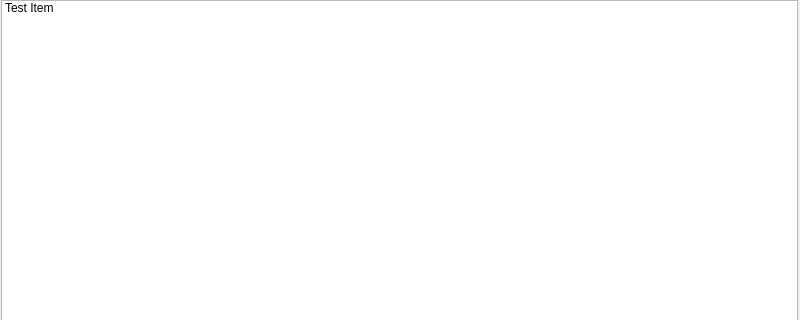
Qt form mainwindow.ui (Vbrawl/ChatGPTChatRoom) before a commit; both pictures show x 0 to 800 and y 0 to 320 of the 800 by 600 pixel window.
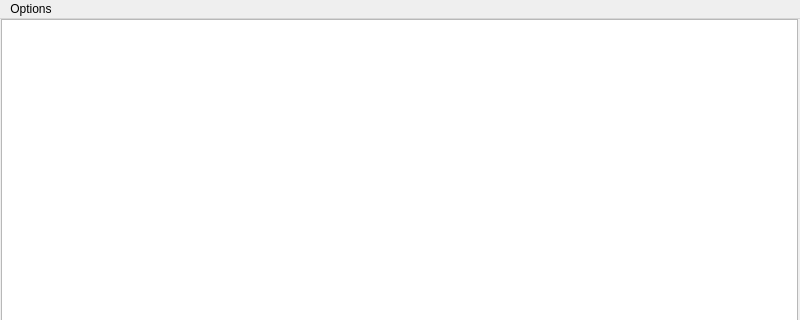
The same form after that commit.

Commit message: Added some basic wrapping and menu buttons.

What changed in the file:
```diff
--- a/mainwindow.ui
+++ b/mainwindow.ui
@@ -47,11 +47,15 @@
       <property name="styleSheet">
        <string notr="true"/>
       </property>
-      <item>
-       <property name="text">
-        <string>Test Item</string>
-       </property>
-      </item>
+      <property name="isWrapping" stdset="0">
+       <bool>true</bool>
+      </property>
+      <property name="resizeMode">
+       <enum>QListView::Fixed</enum>
+      </property>
+      <property name="wordWrap">
+       <bool>true</bool>
+      </property>
      </widget>
     </item>
     <item>
@@ -153,6 +157,15 @@
      <height>21</height>
     </rect>
    </property>
+   <widget class="QMenu" name="menuSettings">
+    <property name="title">
+     <string>Options</string>
+    </property>
+    <addaction name="actionSaveChatHistory"/>
+    <addaction name="actionSetAPIToken"/>
+    <addaction name="actionReset"/>
+   </widget>
+   <addaction name="menuSettings"/>
   </widget>
   <widget class="QStatusBar" name="statusbar"/>
  </widget>
```
Left out of the diff: 15 changed lines with no effect on the pictures.
